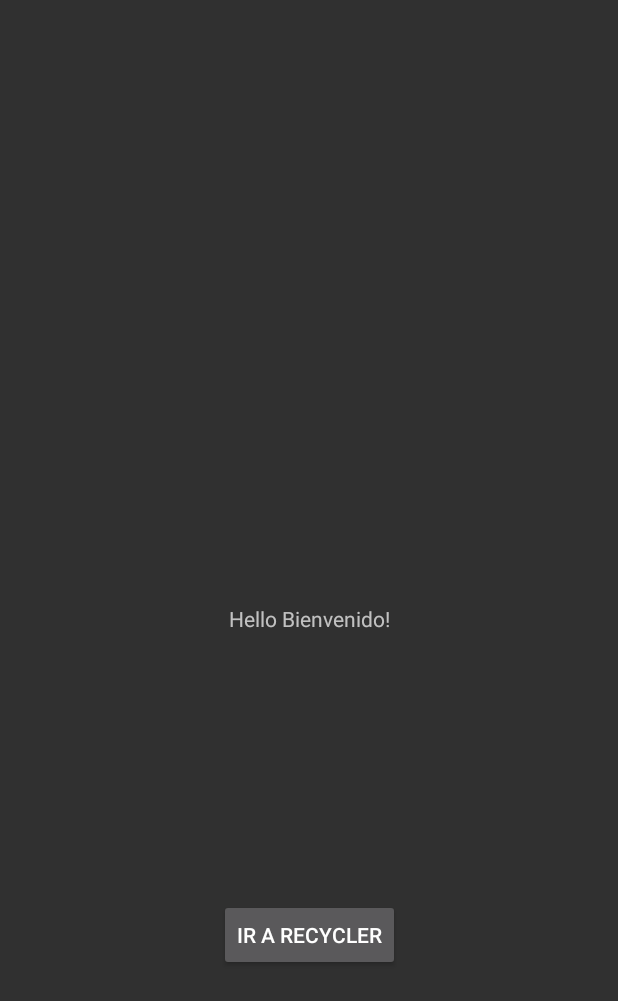
After one commit to EstebanLes/recyclerView, an Android app: the layout activity_inicio.xml on its own in the app's theme, with its tools: preview values and no code run, on a phone screen of 412 x 824 dp. The commit adds this screen. Shown: the top 1001 px of the screen. Run offline under Robolectric (Android 15) with nearby library versions, the phone set to English and light mode, and no system bars.

Commit message:
agrego pantala de inicio y te lleva al recycler

```diff
--- a/app/src/main/java/com/example/recyclerview/MainActivity.kt
+++ b/app/src/main/java/com/example/recyclerview/MainActivity.kt
@@ -16,6 +16,7 @@ class MainActivity : AppCompatActivity() {
         setContentView(binding.root)
 
         initRecyclerView()
+
     }
 
     private fun initRecyclerView() {
@@ -24,4 +25,5 @@ class MainActivity : AppCompatActivity() {
         binding.recyclerSuperHero.adapter = SuperHeroAdapter(SuperHeroProvider.superHeroList)
     }
 
+
 }
--- /dev/null
+++ b/app/src/main/res/layout/activity_inicio.xml
@@ -0,0 +1,30 @@
+<?xml version="1.0" encoding="utf-8"?>
+<androidx.constraintlayout.widget.ConstraintLayout
+    xmlns:android="http://schemas.android.com/apk/res/android"
+    xmlns:tools="http://schemas.android.com/tools"
+    xmlns:app="http://schemas.android.com/apk/res-auto"
+    android:layout_width="match_parent"
+    android:layout_height="match_parent"
+    tools:context=".ActivityInicio">
+
+  <TextView
+      android:id="@+id/txtbienvenido"
+      android:layout_width="wrap_content"
+      android:layout_height="wrap_content"
+      android:text="Hello Bienvenido!"
+      app:layout_constraintBottom_toBottomOf="parent"
+      app:layout_constraintLeft_toLeftOf="parent"
+      app:layout_constraintRight_toRightOf="parent"
+      app:layout_constraintTop_toTopOf="parent" />
+
+  <Button
+      android:id="@+id/btn_login"
+      android:layout_width="wrap_content"
+      android:layout_height="wrap_content"
+      android:text="Ir a Recycler"
+      app:layout_constraintBottom_toBottomOf="parent"
+      app:layout_constraintLeft_toLeftOf="parent"
+      app:layout_constraintRight_toRightOf="parent"
+      app:layout_constraintTop_toBottomOf="@+id/txtbienvenido" />
+
+  </androidx.constraintlayout.widget.ConstraintLayout>
```
Also changed, not shown: app/src/main/AndroidManifest.xml (+8 -4 lines), app/src/main/java/com/example/recyclerview/ActivityInicio.kt (added, +33 -0 lines).
